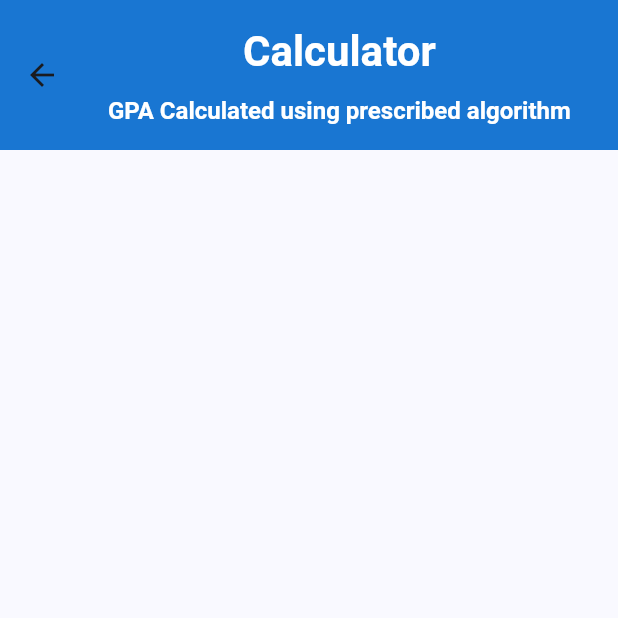
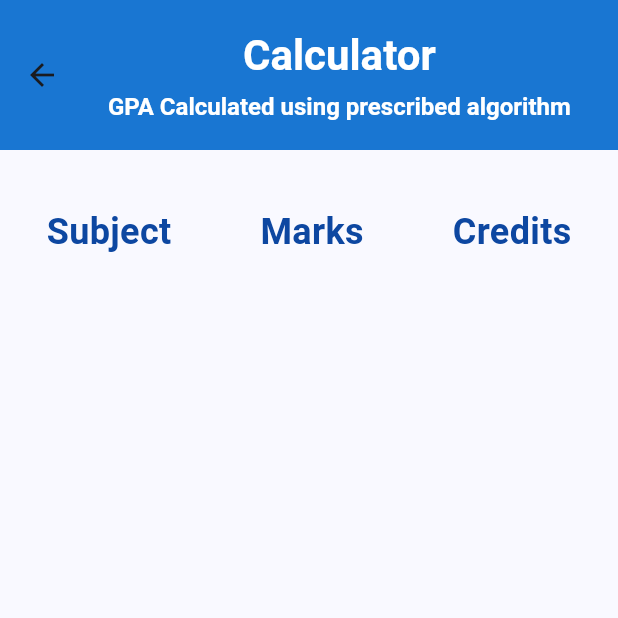
Before and after one commit to Asyrafi0257/GPA-Calculator, a Flutter app: the Calculator screen opened directly, on a phone screen of 412 x 824 dp, the top half of it. Run offline on Flutter 3.47's test engine with Material 3 defaults, Android fonts, the phone set to English and light mode, and no system bars.

Commit message:
new updated

```diff
--- a/gpa_calculator/lib/calculator.dart
+++ b/gpa_calculator/lib/calculator.dart
@@ -26,7 +26,7 @@ class _CalculatorState extends State<Calculator> {
                 color: Colors.white,
               ),
             ),
-            SizedBox(height: 10),
+            SizedBox(height: 5),
             Text(
               "GPA Calculated using prescribed algorithm",
               style: TextStyle(
@@ -41,6 +41,49 @@ class _CalculatorState extends State<Calculator> {
         toolbarHeight: 100,
         backgroundColor: Colors.blue[700],
       ),
+      body: Center(
+        child: Column(
+          children: [
+            SizedBox(height: 5),
+            Container(
+              width: 360,
+              height: 100,
+              padding: EdgeInsets.fromLTRB(5, 2, 5, 3),
+              child: Row(
+                mainAxisAlignment: MainAxisAlignment.spaceBetween,
+                children: [
+                  Text(
+                    "Subject",
+                    style: TextStyle(
+                      fontWeight: FontWeight.bold,
+                      fontSize: 24,
+                      color: Colors.blue[900],
+                    ),
+                  ),
+                  Text(
+                    "Marks",
+                    style: TextStyle(
+                      fontWeight: FontWeight.bold,
+                      fontSize: 24,
+                      color: Colors.blue[900],
+                    ),
+                  ),
+                  Text(
+                    "Credits",
+                    style: TextStyle(
+                      fontWeight: FontWeight.bold,
+                      fontSize: 24,
+                      color: Colors.blue[900],
+                    ),
+                  ),
+                ],
+              ),
+            ),
+            SizedBox(height: 10),
+            Container(),
+          ],
+        ),
+      ),
     );
   }
 }
```
